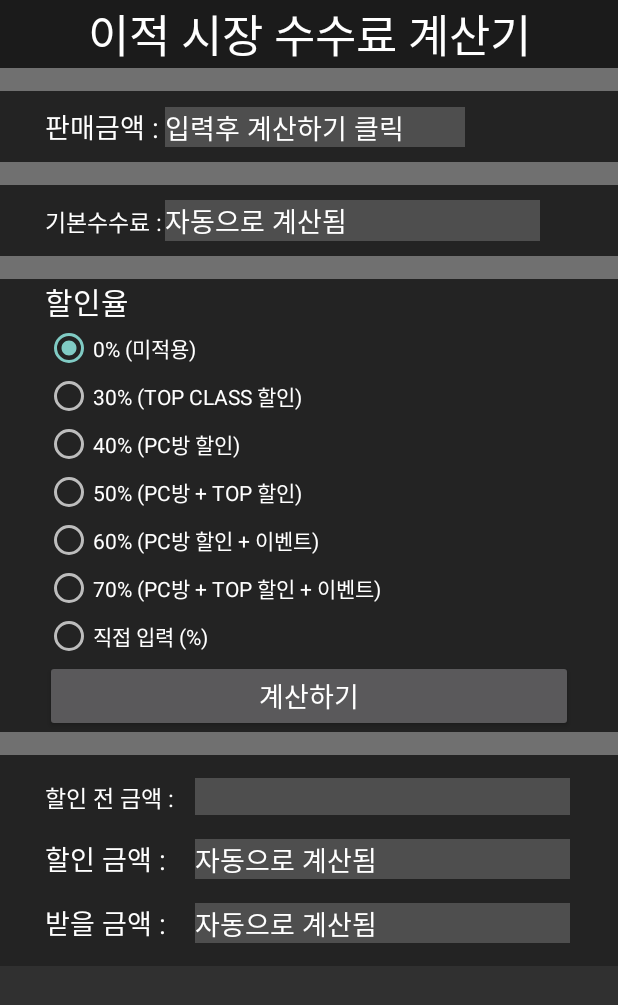
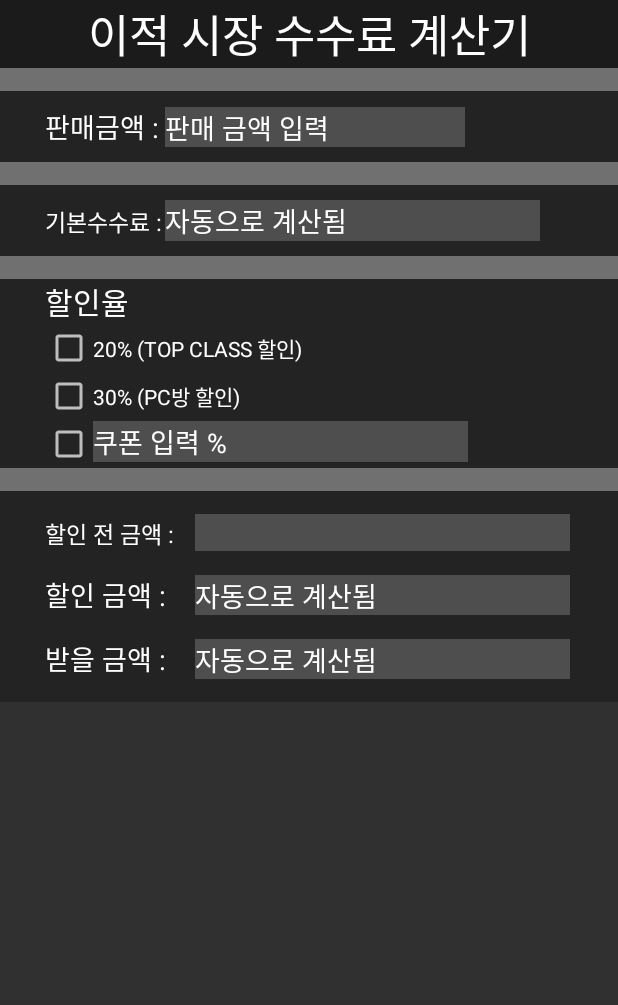
Before and after one commit to ehgus8313/FO4_Commission_Helper, an Android app: the screen it shows after launch (MainActivity), on a phone screen of 412 x 824 dp. Shown: the top 1005 px of the screen. Run offline under Robolectric (Android 15) with nearby library versions, the phone set to English and light mode, and no system bars.

Commit message:
gradle버전업, 계산식 변경

```diff
--- a/app/build.gradle
+++ b/app/build.gradle
@@ -1,11 +1,11 @@
 apply plugin: 'com.android.application'
 
 android {
-    compileSdkVersion 29
+    compileSdkVersion 34
     defaultConfig {
         applicationId "com.kwon.ehgus.fo4commission"
         minSdkVersion 15
-        targetSdkVersion 29
+        targetSdkVersion 34
         versionCode 4
         versionName "1.1.2"
         testInstrumentationRunner "android.support.test.runner.AndroidJUnitRunner"
@@ -22,7 +22,7 @@ dependencies {
     implementation fileTree(dir: 'libs', include: ['*.jar'])
     //noinspection GradleCompatible
     implementation 'com.android.support:appcompat-v7:28.0.0'
-    implementation 'com.android.support.constraint:constraint-layout:2.0.0-beta2'
+    implementation 'com.android.support.constraint:constraint-layout:2.0.4'
     implementation 'me.relex:circleindicator:1.2.2'
     //noinspection GradleCompatible
     implementation 'com.android.support:support-v4:28.0.0'
--- a/app/src/main/AndroidManifest.xml
+++ b/app/src/main/AndroidManifest.xml
@@ -13,7 +13,8 @@
         android:roundIcon="@mipmap/ic_launcher_new_round"
         android:supportsRtl="true"
         android:theme="@style/Theme.AppCompat.NoActionBar">
-        <activity android:name=".MainActivity">
+        <activity android:name=".MainActivity"
+            android:exported="true">
             <intent-filter>
                 <action android:name="android.intent.action.MAIN"/>
                 <category android:name="android.intent.category.LAUNCHER"/>
--- a/app/src/main/java/com/kwon/ehgus/fo4commission/MainActivity.java
+++ b/app/src/main/java/com/kwon/ehgus/fo4commission/MainActivity.java
@@ -7,28 +7,22 @@ import android.text.TextUtils;
 import android.text.TextWatcher;
 import android.view.View;
 import android.widget.Button;
+import android.widget.CheckBox;
 import android.widget.EditText;
 import android.widget.LinearLayout;
-import android.widget.RadioButton;
-import android.widget.RadioGroup;
 import android.widget.Toast;
 
 import java.text.DecimalFormat;
 
-import static android.view.View.GONE;
-import static android.view.View.VISIBLE;
-
 public class MainActivity extends AppCompatActivity {
 
 
-    private EditText Saleamount, Fee, Self, Discount, Receive,origin;
-    private Button Button1, Button2;
-    private RadioGroup radioGroup;
+    private EditText Saleamount, Fee, Self, Discount, Receive,origin, CouponFee;
     private double feeamount=0;
-    private RadioButton fee_radio1, fee_radio2, fee_radio3, fee_radio4 ,fee_radio5, fee_radio6, fee_radio7;
-    private LinearLayout lay;
-    private DecimalFormat format = new DecimalFormat("###,###");//콤마
+    private CheckBox fee_checkbox2, fee_checkbox3, fee_checkbox4;
+    private final DecimalFormat format = new DecimalFormat("###,###");//콤마
     private String Editresult="";
+    private String Coupon_Editresult="";
 
     @Override
     protected void onCreate(Bundle savedInstanceState) {
@@ -37,83 +31,30 @@ public class MainActivity extends AppCompatActivity {
 
         Saleamount = (EditText) findViewById(R.id.Saleamount);
         Saleamount.addTextChangedListener(watcher);
+
         Fee = (EditText) findViewById(R.id.Fee);
-        Self = (EditText) findViewById(R.id.Self);
+
+        CouponFee = (EditText) findViewById(R.id.CouponFee);
+        CouponFee.addTextChangedListener(couponfee_watcher);
+
         Discount = (EditText) findViewById(R.id.Discount);
+
         Receive = (EditText) findViewById(R.id.Receive);
+
         origin = (EditText) findViewById(R.id.origin);
 
 
         //라디오 버튼 설정
-        fee_radio1 = (RadioButton) findViewById(R.id.fee_radio1);
-        fee_radio2 = (RadioButton) findViewById(R.id.fee_radio2);
-        fee_radio3 = (RadioButton) findViewById(R.id.fee_radio3);
-        fee_radio4 = (RadioButton) findViewById(R.id.fee_radio4);
-        fee_radio5 = (RadioButton) findViewById(R.id.fee_radio5);
-        fee_radio6 = (RadioButton) findViewById(R.id.fee_radio6);
-        fee_radio7 = (RadioButton) findViewById(R.id.fee_radio7);
-        fee_radio1.setOnClickListener(radioButtonClickListener);
-        fee_radio2.setOnClickListener(radioButtonClickListener);
-        fee_radio3.setOnClickListener(radioButtonClickListener);
-        fee_radio4.setOnClickListener(radioButtonClickListener);
-        fee_radio5.setOnClickListener(radioButtonClickListener);
-        fee_radio6.setOnClickListener(radioButtonClickListener);
-        fee_radio7.setOnClickListener(radioButtonClickListener);
-        lay = (LinearLayout) findViewById(R.id.lay);
+        fee_checkbox2 = findViewById(R.id.fee_radio2);
+        fee_checkbox3 = findViewById(R.id.fee_radio3);
+        fee_checkbox4 = findViewById(R.id.fee_radio4);
 
-        //라디오 그룹 설정
-        radioGroup = (RadioGroup) findViewById(R.id.radioGroup);
+        fee_checkbox2.setOnClickListener(checkBoxClickListener);
+        fee_checkbox3.setOnClickListener(checkBoxClickListener);
+        fee_checkbox4.setOnClickListener(checkBoxClickListener);
+    }
 
-        //계산버튼
-        Button1 = (Button) findViewById(R.id.Button1);
-        Button1.setOnClickListener(new Button.OnClickListener() {
-            @Override
-            public void onClick(View view) {
-                String tmp1 = Saleamount.getText().toString().replaceAll("\\,","");;
-                if (Saleamount.length() <= 0) {
-                    Toast.makeText(MainActivity.this, "금액을 입력해주세요.", Toast.LENGTH_SHORT).show();
-                } else {
-                    //판매금액 받기
-                    long original = (long) (Long.parseLong(tmp1) - (Long.parseLong(tmp1) * 0.3));
-                    long result = (long) (Long.parseLong(tmp1) * 0.3);
-                    long tmp3 = (long) ((Long.parseLong(tmp1) - (Long.parseLong(tmp1) * 0.3)) + (Long.parseLong(tmp1) * 0.3) * feeamount);
-                    long tmp4 = (long) ((Long.parseLong(tmp1) * 0.3) * feeamount);
-
-                    //천단위 기호 변환
-                    long resultlong = Long.parseLong(String.valueOf(result));
-                    long tmp3long = Long.parseLong(String.valueOf(tmp3));
-                    long tmp4long = Long.parseLong(String.valueOf(tmp4));
-                    long originallong = Long.parseLong(String.valueOf(original));
-
-
-
-                    Fee.setText(format.format(resultlong));
-                    Receive.setText(format.format(tmp3long));
-                    Discount.setText("+" + format.format(tmp4long));
-                    origin.setText(format.format(originallong));
-                    System.out.println(feeamount);
-                }
-            }
-        });
-
-        Button2 = (Button) findViewById(R.id.Button2);
-        Button2.setOnClickListener(new Button.OnClickListener() {
-            @Override
-            public void onClick(View view) {
-                if ( Self.length() <= 0 ) {
-                    Toast.makeText(MainActivity.this, "숫자를 입력해주세요.", Toast.LENGTH_SHORT).show();
-                }else{
-                    String fee = Self.getText().toString();
-                    Toast.makeText(MainActivity.this, "수수료 할인율 : " + fee + "%", Toast.LENGTH_SHORT).show();
-                    feeamount = Double.parseDouble(fee) / 100;
-                    if (fee == null) {
-                        Toast.makeText(MainActivity.this, "할인율을 입력해주세요.", Toast.LENGTH_SHORT).show();
-                    }
-                }
-            }
-        });
-    }
-//Edittext입력시 천단위기호 변환
+    //Edittext입력시 천단위기호 변환
     TextWatcher watcher = new TextWatcher() {
         @Override
         public void beforeTextChanged(CharSequence charSequence, int i, int i1, int i2) {
@@ -126,6 +67,56 @@ public class MainActivity extends AppCompatActivity {
                 Editresult = format.format(Long.parseLong(charSequence.toString().replaceAll(",","")));
                 Saleamount.setText(Editresult);
                 Saleamount.setSelection(Editresult.length());
+
+                try {
+                    String tmp1 = Saleamount.getText().toString().replaceAll("\\,","");
+                    if (Long.parseLong(tmp1) >= 1000) {
+                        Calculate();
+                    }
+                } catch (Exception ignored) {
+
+                }
+
+            }
+        }
+
+        @Override
+        public void afterTextChanged(Editable editable) {
+
+        }
+    };
+
+    TextWatcher couponfee_watcher = new TextWatcher() {
+        @Override
+        public void beforeTextChanged(CharSequence charSequence, int i, int i1, int i2) {
+
+        }
+
+        @Override
+        public void onTextChanged(CharSequence charSequence, int i, int i1, int i2) {
+            if(!TextUtils.isEmpty(charSequence.toString()) && !charSequence.toString().equals(Coupon_Editresult)){
+                Coupon_Editresult = format.format(Long.parseLong(charSequence.toString().replaceAll(",","")));
+                CouponFee.setText(Coupon_Editresult);
+                CouponFee.setSelection(Coupon_Editresult.length());
+
+                try {
+                    String tmp1 = CouponFee.getText().toString().replaceAll("\\,","");
+                    if (!tmp1.isEmpty() && Long.parseLong(tmp1) >= 1) {
+                        feeamount = 0;
+                        if(fee_checkbox2.isChecked()) {
+                            feeamount += 0.2;
+                        }
+                        if(fee_checkbox3.isChecked()) {
+                            feeamount += 0.3;
+                        }
+                        double tmp = (double) Long.parseLong(tmp1) * 0.01;
+                        feeamount += tmp;
+                        Calculate();
+                    }
+                } catch (Exception ignored) {
+
+                }
+
             }
         }
 
@@ -138,29 +129,61 @@ public class MainActivity extends AppCompatActivity {
 
 
     //라디오 버튼 클릭 리스너
-    RadioButton.OnClickListener radioButtonClickListener = new RadioButton.OnClickListener() {
+    CheckBox.OnClickListener checkBoxClickListener = new CheckBox.OnClickListener() {
         @Override
         public void onClick(View view) {
-            if (fee_radio1.isChecked()) {
-                feeamount = 0;
-            } else if(fee_radio2.isChecked()) {
-                feeamount = 0.3;
-            }else if(fee_radio3.isChecked()) {
-                feeamount = 0.4;
-            }else if(fee_radio4.isChecked()) {
-                feeamount = 0.5;
-            }else if(fee_radio5.isChecked()) {
-                feeamount = 0.6;
-            }else if(fee_radio6.isChecked()) {
-                feeamount = 0.7;
-            }else if(fee_radio7.isChecked()) {
-                lay.setVisibility(VISIBLE);
+            feeamount = 0;
+            if(fee_checkbox2.isChecked()) {
+                feeamount += 0.2;
             }
+            if(fee_checkbox3.isChecked()) {
+                feeamount += 0.3;
+            }
+            if(fee_checkbox4.isChecked()) {
+                CouponFee.setEnabled(true);
+                String tmp1 = CouponFee.getText().toString().replaceAll("\\,","");
+                if (!tmp1.isEmpty() && Long.parseLong(tmp1) >= 1) {
+                    double tmp = (double) Long.parseLong(tmp1) * 0.01;
+                    feeamount += tmp;
+                    Calculate();
+                }
+            } else {
+                CouponFee.setEnabled(false);
+                CouponFee.setText("");
+            }
+            try {
+                String tmp1 = Saleamount.getText().toString().replaceAll("\\,","");
+                if (Long.parseLong(tmp1) >= 1000) {
+                    Calculate();
+                }
+            } catch (Exception ignored) {
 
-            if(fee_radio7.isChecked() == false) {
-                lay.setVisibility(GONE);
             }
         }
 
     };
+
+    void Calculate() {
+        String tmp1 = Saleamount.getText().toString().replaceAll("\\,","");
+        //판매금액 받기
+
+        long result = (long) (Long.parseLong(tmp1) * 0.4);
+        long original = (long) (Long.parseLong(tmp1) - result);
+        long tmp3 = (long) ((Long.parseLong(tmp1) - result) + result * feeamount);
+        long tmp4 = (long) (result * feeamount);
+
+        //천단위 기호 변환
+        long resultlong = Long.parseLong(String.valueOf(result));
+        long tmp3long = Long.parseLong(String.valueOf(tmp3));
+        long tmp4long = Long.parseLong(String.valueOf(tmp4));
+        long originallong = Long.parseLong(String.valueOf(original));
+
+
+
+        Fee.setText(format.format(resultlong));
+        Receive.setText(format.format(tmp3long));
+        Discount.setText("+" + format.format(tmp4long));
+        origin.setText(format.format(originallong));
+        System.out.println(feeamount);
+    }
 }
--- a/app/src/main/res/layout/activity_main.xml
+++ b/app/src/main/res/layout/activity_main.xml
@@ -52,7 +52,7 @@
                 android:background="#4E4E4E"
                 android:textColorHint="#ffffff"
                 android:textColor="#ffffff"
-                android:hint="입력후 계산하기 클릭"
+                android:hint="판매 금액 입력"
                 android:textSize="18dp"
                 android:digits="0123456789"
                 android:inputType="number"
@@ -105,110 +105,72 @@
                 android:textSize="20dp"
                 android:text="할인율"
                 android:textColor="#ffffff"/>
-            <RadioGroup
+            <LinearLayout
                 android:id="@+id/radioGroup"
                 android:orientation="vertical"
                 android:layout_width="match_parent"
                 android:layout_height="wrap_content">
-                <RadioButton
-                    android:layout_weight="1"
-                    android:layout_width="wrap_content"
-                    android:layout_height="wrap_content"
-                    android:id="@+id/fee_radio1"
-                    android:textColor="#ffffff"
-                    android:checked="true"
-                    android:text="0% (미적용)"/>
 
-                <RadioButton
+                <CheckBox
                     android:layout_weight="1"
                     android:layout_width="wrap_content"
                     android:layout_height="wrap_content"
                     android:id="@+id/fee_radio2"
                     android:textColor="#ffffff"
-                    android:text="30% (TOP CLASS 할인)"/>
+                    android:text="20% (TOP CLASS 할인)"/>
 
-                <RadioButton
+                <CheckBox
                     android:layout_weight="1"
                     android:layout_width="wrap_content"
                     android:layout_height="wrap_content"
                     android:id="@+id/fee_radio3"
                     android:textColor="#ffffff"
-                    android:text="40% (PC방 할인)"/>
-
-                <RadioButton
+                    android:text="30% (PC방 할인)"/>
+                <LinearLayout
+                    android:orientation="horizontal"
+                    android:layout_width="wrap_content"
+                    android:layout_height="wrap_content"
+                    android:background="#232323">
+                    <CheckBox
                         android:layout_weight="1"
                         android:layout_width="wrap_content"
                         android:layout_height="wrap_content"
                         android:id="@+id/fee_radio4"
                         android:textColor="#ffffff"
-                    android:text="50% (PC방 + TOP 할인)"/>
-
-                <RadioButton
-                    android:layout_weight="1"
+                        android:text=""/>
+                    <EditText
+                        android:id="@+id/CouponFee"
                         android:layout_width="wrap_content"
                         android:layout_height="wrap_content"
-                    android:id="@+id/fee_radio5"
-                    android:textColor="#ffffff"
-                    android:text="60% (PC방 할인 + 이벤트)"/>
-
-                <RadioButton
-                    android:layout_weight="1"
-                    android:layout_width="wrap_content"
-                    android:layout_height="wrap_content"
-                    android:id="@+id/fee_radio6"
-                    android:textColor="#ffffff"
-                    android:text="70% (PC방 + TOP 할인 + 이벤트)"/>
-
-                <RadioButton
-                    android:layout_width="wrap_content"
-                    android:layout_height="wrap_content"
-                    android:id="@+id/fee_radio7"
-                    android:textColor="#ffffff"
-                    android:paddingRight="5dp"
-                    android:text="직접 입력 (%)"/>
-            </RadioGroup>
-
-            <LinearLayout
-                android:id="@+id/lay"
-                android:visibility="gone"
-                android:orientation="horizontal"
-                android:layout_width="match_parent"
-                android:layout_height="wrap_content"
-                android:background="#232323"
-                android:paddingLeft="30dp">
-
-
-                <EditText
-                    android:id="@+id/Self"
-                    android:layout_width="wrap_content"
-                    android:layout_height="wrap_content"
-                    android:width="200dp"
+                        android:width="250dp"
                         android:background="#4E4E4E"
                         android:textColorHint="#ffffff"
                         android:textColor="#ffffff"
-                    android:hint="숫자로 입력"
+                        android:hint="쿠폰 입력 %"
+                        android:textSize="18dp"
                         android:digits="0123456789"
                         android:inputType="number"
-                    android:gravity="end"
-                    android:textSize="18dp" />
-
-                <Button
-                    android:layout_width="match_parent"
-                    android:layout_height="wrap_content"
-                    android:id="@+id/Button2"
-                    android:text="입력"
-                    android:layout_marginRight="30dp"
-                    android:textSize="18dp"/>
+                        android:enabled="false"
+                        />
                 </LinearLayout>
 
 
-            <Button
-                android:layout_width="match_parent"
-                android:layout_height="wrap_content"
-                android:id="@+id/Button1"
-                android:text="계산하기"
-                android:layout_marginRight="30dp"
-                android:textSize="18dp"/>
+<!--                <CheckBox-->
+<!--                    android:layout_weight="1"-->
+<!--                    android:layout_width="wrap_content"-->
+<!--                    android:layout_height="wrap_content"-->
+<!--                    android:id="@+id/fee_radio4"-->
+<!--                    android:textColor="#ffffff"-->
+<!--                    android:text="50% (PC방 + TOP 할인)"/>-->
+<!--                <CheckBox-->
+<!--                    android:layout_width="wrap_content"-->
+<!--                    android:layout_height="wrap_content"-->
+<!--                    android:id="@+id/fee_radio7"-->
+<!--                    android:textColor="#ffffff"-->
+<!--                    android:paddingRight="5dp"-->
+<!--                    android:text="직접 입력 (%)"/>-->
+
+            </LinearLayout>
         </LinearLayout>
 
         <LinearLayout
--- a/build.gradle
+++ b/build.gradle
@@ -7,7 +7,7 @@ buildscript {
         jcenter()
     }
     dependencies {
-        classpath 'com.android.tools.build:gradle:3.4.2'
+        classpath 'com.android.tools.build:gradle:7.2.0'
 
 
         // NOTE: Do not place your application dependencies here; they belong
```
Also changed, not shown: gradle/wrapper/gradle-wrapper.properties, 3 other files. Lines whose indentation alone changed are shown as unchanged.
